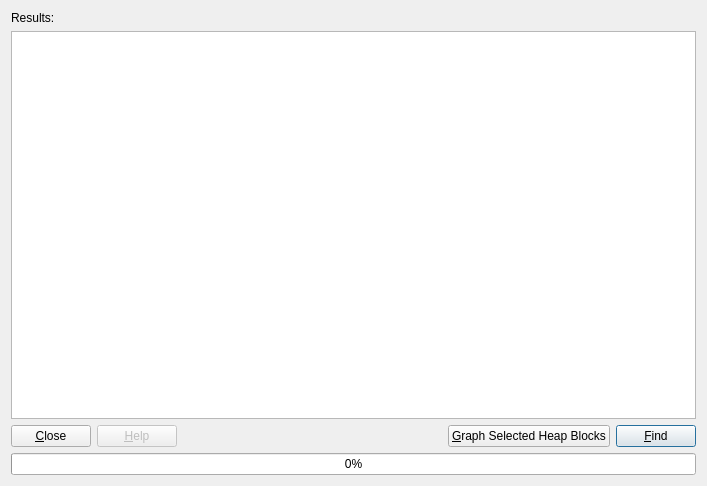
The window that plugins/HeapAnalyzer/DialogHeap.ui (eteran/edb-debugger) describes before a commit, drawn with Qt 5.
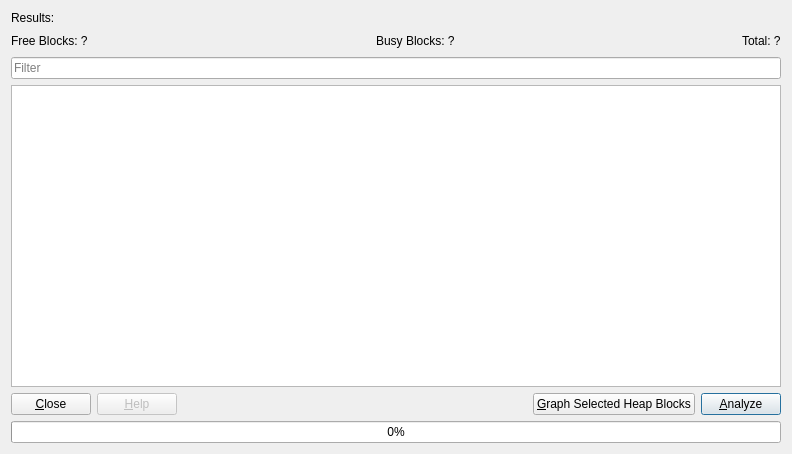
The same window after the commit. Icons and pictures are not drawn.

Commit message: a lot of improvments to the heap analyzer plugin

```diff
--- a/plugins/HeapAnalyzer/DialogHeap.ui
+++ b/plugins/HeapAnalyzer/DialogHeap.ui
@@ -7,14 +7,14 @@
    <rect>
     <x>0</x>
     <y>0</y>
-    <width>707</width>
-    <height>486</height>
+    <width>792</width>
+    <height>454</height>
    </rect>
   </property>
   <property name="windowTitle">
    <string>Heap Analyzer</string>
   </property>
-  <layout class="QVBoxLayout">
+  <layout class="QVBoxLayout" name="verticalLayout">
    <item>
     <widget class="QLabel" name="label_2">
      <property name="text">
@@ -22,6 +22,67 @@
      </property>
     </widget>
    </item>
+   <item>
+    <layout class="QHBoxLayout" name="horizontalLayout">
+     <item>
+      <widget class="QLabel" name="labelFree">
+       <property name="text">
+        <string>Free Blocks: ?</string>
+       </property>
+      </widget>
+     </item>
+     <item>
+      <spacer name="horizontalSpacer">
+       <property name="orientation">
+        <enum>Qt::Horizontal</enum>
+       </property>
+       <property name="sizeHint" stdset="0">
+        <size>
+         <width>40</width>
+         <height>20</height>
+        </size>
+       </property>
+      </spacer>
+     </item>
+     <item>
+      <widget class="QLabel" name="labelBusy">
+       <property name="text">
+        <string>Busy Blocks: ?</string>
+       </property>
+      </widget>
+     </item>
+     <item>
+      <spacer name="horizontalSpacer_2">
+       <property name="orientation">
+        <enum>Qt::Horizontal</enum>
+       </property>
+       <property name="sizeHint" stdset="0">
+        <size>
+         <width>40</width>
+         <height>20</height>
+        </size>
+       </property>
+      </spacer>
+     </item>
+     <item>
+      <widget class="QLabel" name="labelTotal">
+       <property name="text">
+        <string>Total: ?</string>
+       </property>
+      </widget>
+     </item>
+    </layout>
+   </item>
+   <item>
+    <widget class="QLineEdit" name="lineEdit">
+     <property name="placeholderText">
+      <string>Filter</string>
+     </property>
+     <property name="clearButtonEnabled">
+      <bool>true</bool>
+     </property>
+    </widget>
+   </item>
    <item>
     <widget class="QTableView" name="tableView">
      <property name="font">
@@ -41,9 +102,6 @@
      <property name="selectionBehavior">
       <enum>QAbstractItemView::SelectRows</enum>
      </property>
-     <property name="sortingEnabled">
-      <bool>true</bool>
-     </property>
      <property name="wordWrap">
       <bool>false</bool>
      </property>
@@ -106,7 +164,7 @@
      <item>
       <widget class="QPushButton" name="btnFind">
        <property name="text">
-        <string>&amp;Find</string>
+        <string>&amp;Analyze</string>
        </property>
        <property name="icon">
         <iconset theme="edit-find">
```
Left out of the diff: 4 changed lines with no effect on the pictures. The commit also changes 4 other files.
